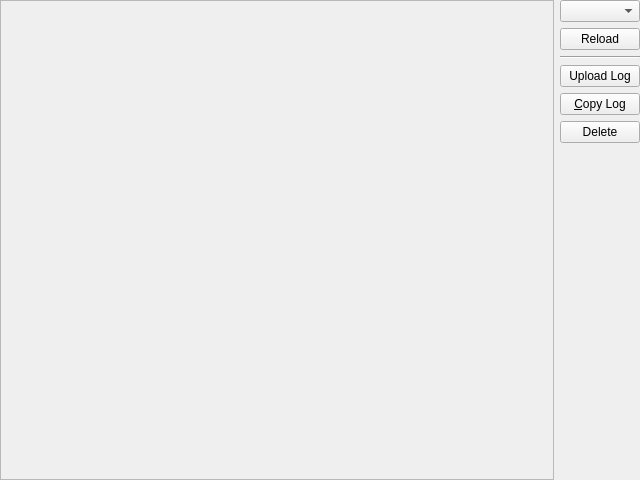
Before: the Qt Designer form gui/pages/OtherLogsPage.ui in FreesmTeam/FreesmLauncher, drawn with Qt 5.
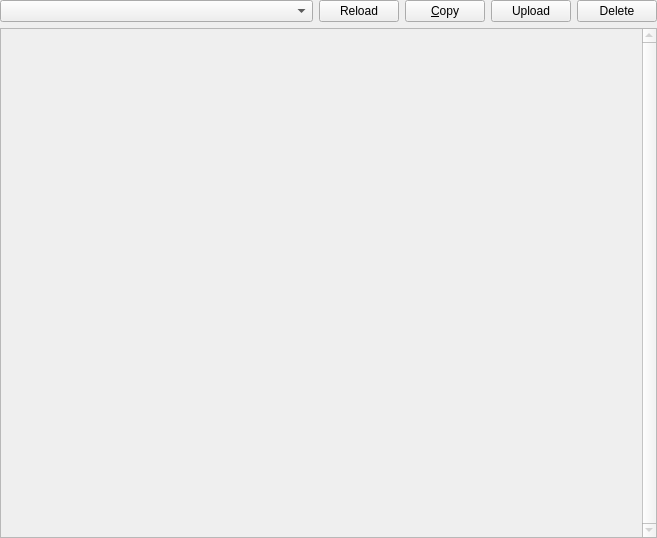
After: the same form once the commit is applied.

Commit message: Mess around with log UI. Herp Derp.

Diff of the .ui file:
```diff
--- a/gui/pages/OtherLogsPage.ui
+++ b/gui/pages/OtherLogsPage.ui
@@ -6,14 +6,14 @@
    <rect>
     <x>0</x>
     <y>0</y>
-    <width>640</width>
-    <height>480</height>
+    <width>657</width>
+    <height>538</height>
    </rect>
   </property>
   <property name="windowTitle">
    <string>Form</string>
   </property>
-  <layout class="QHBoxLayout" name="horizontalLayout">
+  <layout class="QVBoxLayout" name="verticalLayout">
    <property name="leftMargin">
     <number>0</number>
    </property>
@@ -27,24 +27,14 @@
     <number>0</number>
    </property>
    <item>
-    <widget class="QPlainTextEdit" name="text">
-     <property name="enabled">
-      <bool>false</bool>
-     </property>
-     <property name="readOnly">
-      <bool>true</bool>
-     </property>
-    </widget>
-   </item>
-   <item>
-    <layout class="QVBoxLayout" name="verticalLayout">
+    <layout class="QHBoxLayout" name="horizontalLayout">
      <item>
       <widget class="QComboBox" name="selectLogBox">
-       <property name="maximumSize">
-        <size>
-         <width>96</width>
-         <height>16777215</height>
-        </size>
+       <property name="sizePolicy">
+        <sizepolicy hsizetype="Expanding" vsizetype="Fixed">
+         <horstretch>0</horstretch>
+         <verstretch>0</verstretch>
+        </sizepolicy>
        </property>
       </widget>
      </item>
@@ -55,30 +45,23 @@
        </property>
       </widget>
      </item>
-     <item>
-      <widget class="Line" name="line">
-       <property name="orientation">
-        <enum>Qt::Horizontal</enum>
-       </property>
-      </widget>
-     </item>
-     <item>
-      <widget class="QPushButton" name="btnPaste">
-       <property name="toolTip">
-        <string>Upload the log to paste.ee - it will stay online for a month</string>
-       </property>
-       <property name="text">
-        <string>Upload Log</string>
-       </property>
-      </widget>
-     </item>
      <item>
       <widget class="QPushButton" name="btnCopy">
        <property name="toolTip">
         <string>Copy the whole log into the clipboard</string>
        </property>
        <property name="text">
-        <string>&amp;Copy Log</string>
+        <string>&amp;Copy</string>
+       </property>
+      </widget>
+     </item>
+     <item>
+      <widget class="QPushButton" name="btnPaste">
+       <property name="toolTip">
+        <string>Upload the log to paste.ee - it will stay online for a month</string>
+       </property>
+       <property name="text">
+        <string>Upload</string>
        </property>
       </widget>
      </item>
@@ -92,21 +75,24 @@
        </property>
       </widget>
      </item>
-     <item>
-      <spacer name="verticalSpacer">
-       <property name="orientation">
-        <enum>Qt::Vertical</enum>
-       </property>
-       <property name="sizeHint" stdset="0">
-        <size>
-         <width>20</width>
-         <height>40</height>
-        </size>
-       </property>
-      </spacer>
-     </item>
     </layout>
    </item>
+   <item>
+    <widget class="QPlainTextEdit" name="text">
+     <property name="enabled">
+      <bool>false</bool>
+     </property>
+     <property name="verticalScrollBarPolicy">
+      <enum>Qt::ScrollBarAlwaysOn</enum>
+     </property>
+     <property name="readOnly">
+      <bool>true</bool>
+     </property>
+     <property name="textInteractionFlags">
+      <set>Qt::LinksAccessibleByKeyboard|Qt::LinksAccessibleByMouse|Qt::TextBrowserInteraction|Qt::TextSelectableByKeyboard|Qt::TextSelectableByMouse</set>
+     </property>
+    </widget>
+   </item>
   </layout>
  </widget>
  <resources/>
```
Left out of the diff: 3 changed lines with no effect on the pictures. The commit also changes 2 other files.
